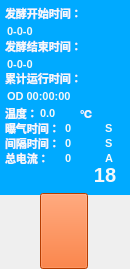
Before: the Qt Designer form Hqsw/fftank.ui in hqtecheptech/MagicPill, drawn with Qt 5.
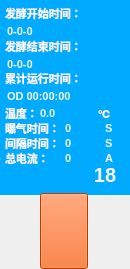
After: the same form once the commit is applied. Icons and pictures are not drawn.

```diff
--- a/Hqsw/fftank.ui
+++ b/Hqsw/fftank.ui
@@ -651,7 +651,7 @@
      <rect>
       <x>40</x>
       <y>105</y>
-      <width>40</width>
+      <width>60</width>
       <height>16</height>
      </rect>
     </property>
@@ -673,7 +673,7 @@
    <widget class="QLabel" name="wtValueLabel_1">
     <property name="geometry">
      <rect>
-      <x>80</x>
+      <x>98</x>
       <y>105</y>
       <width>16</width>
       <height>16</height>
```
